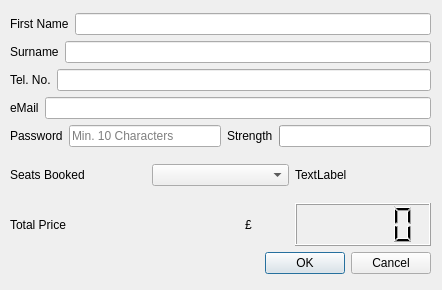
Before: the Qt Designer form booking.ui in 08bkrishna/SADS, drawn with Qt 5.
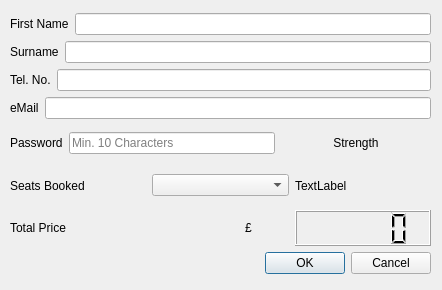
After: the same form once the commit is applied. Icons and pictures are not drawn.

What changed in the file:
```diff
--- a/booking.ui
+++ b/booking.ui
@@ -111,28 +111,18 @@
        </widget>
       </item>
       <item>
-       <widget class="QLabel" name="label_9">
+       <widget class="QLabel" name="passStrength">
+        <property name="minimumSize">
+         <size>
+          <width>150</width>
+          <height>0</height>
+         </size>
+        </property>
         <property name="text">
          <string>Strength</string>
         </property>
-       </widget>
-      </item>
-      <item>
-       <widget class="QProgressBar" name="passStrength">
-        <property name="autoFillBackground">
-         <bool>false</bool>
-        </property>
-        <property name="styleSheet">
-         <string notr="true">color: rgb(255, 255, 127);</string>
-        </property>
-        <property name="maximum">
-         <number>1200</number>
-        </property>
-        <property name="value">
-         <number>0</number>
-        </property>
-        <property name="textVisible">
-         <bool>false</bool>
+        <property name="alignment">
+         <set>Qt::AlignCenter</set>
         </property>
        </widget>
       </item>
```
